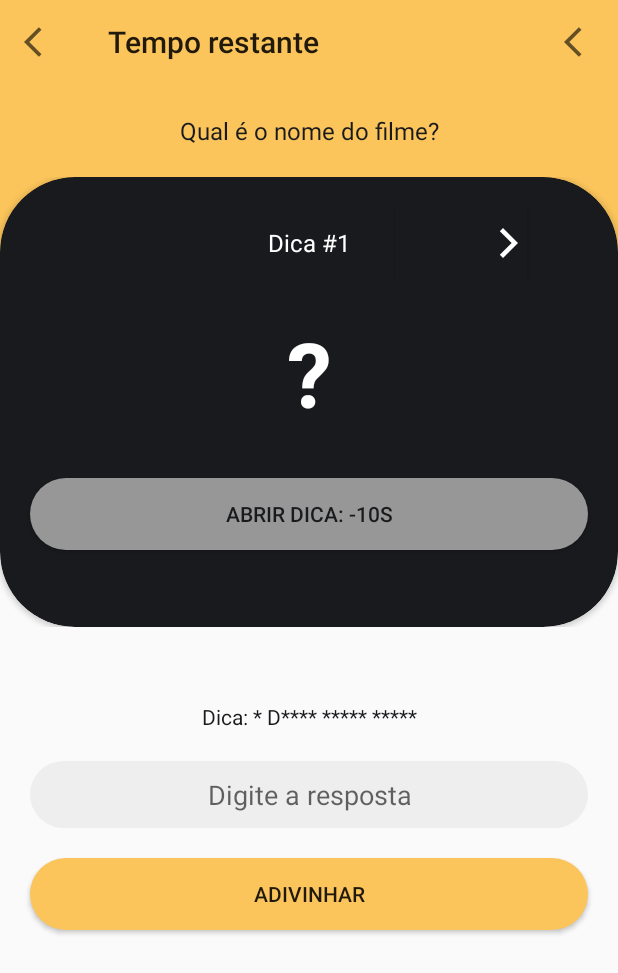
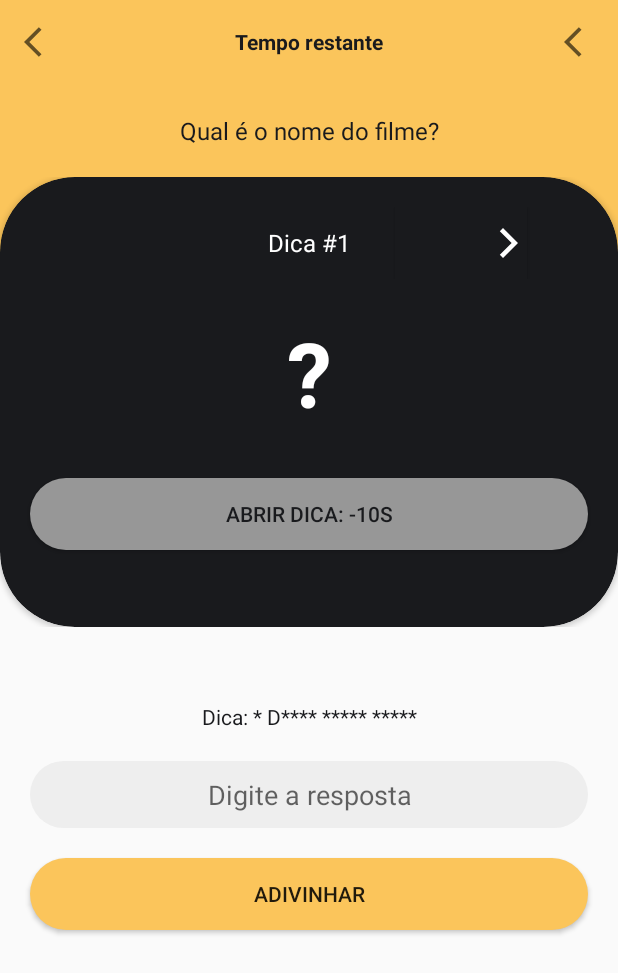
Before and after one commit to luizyamaoka/qmovie, an Android app: the screen it shows after launch (MainActivity), on a phone screen of 412 x 824 dp. Shown: the top 973 px of the screen. Run offline under Robolectric (Android 15) with nearby library versions, the phone set to English and light mode, and no system bars.

Commit message:
substitui titulo da toolbar por textview

```diff
--- a/app/src/main/res/layout/fragment_jogo.xml
+++ b/app/src/main/res/layout/fragment_jogo.xml
@@ -13,9 +13,18 @@
         android:layout_width="match_parent"
         android:layout_height="wrap_content"
         app:navigationIcon="@drawable/ic_seta_esquerda_preta"
-        app:title="Tempo restante"
+        app:title=""
         android:background="@color/amarelo"
-        app:menu="@menu/menu_jogo" />
+        app:menu="@menu/menu_jogo">
+        <TextView
+            android:id="@+id/tvTempoRestante"
+            android:layout_width="wrap_content"
+            android:layout_height="wrap_content"
+            android:layout_gravity="center"
+            android:text="Tempo restante"
+            android:textColor="@color/preto"
+            android:textStyle="bold" />
+    </androidx.appcompat.widget.Toolbar>
 
     <TextView
         android:id="@+id/tvPergunta"
```
